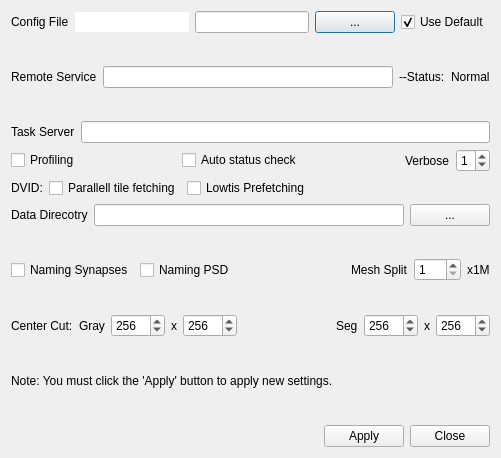
First picture: the form in neurolabi/gui/dialogs/flyemsettingdialog.ui, repository janelia-flyem/NeuTu, before the edit.
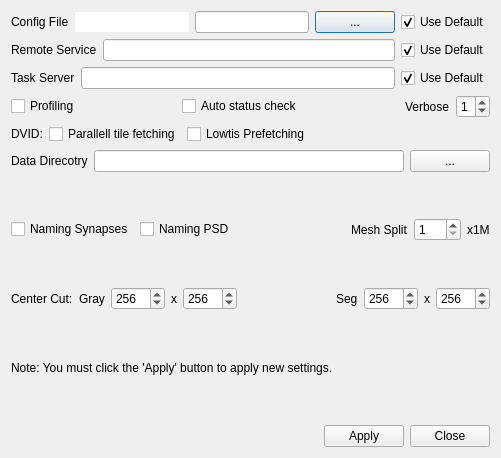
Second picture: the form after the edit.

What changed in the file:
```diff
--- a/neurolabi/gui/dialogs/flyemsettingdialog.ui
+++ b/neurolabi/gui/dialogs/flyemsettingdialog.ui
@@ -95,22 +95,14 @@
       </widget>
      </item>
      <item>
-      <layout class="QHBoxLayout" name="horizontalLayout">
-       <item>
-        <widget class="QLabel" name="label_3">
+      <widget class="QCheckBox" name="defaultServiceCheckBox">
          <property name="text">
-          <string>--Status:</string>
-         </property>
-        </widget>
-       </item>
-       <item>
-        <widget class="QLabel" name="statusLabel">
-         <property name="text">
-          <string>Normal</string>
-         </property>
-        </widget>
-       </item>
-      </layout>
+        <string>Use Default</string>
+       </property>
+       <property name="checked">
+        <bool>true</bool>
+       </property>
+      </widget>
      </item>
     </layout>
    </item>
@@ -126,6 +118,16 @@
      <item>
       <widget class="QLineEdit" name="taskServerLineEdit"/>
      </item>
+     <item>
+      <widget class="QCheckBox" name="defaultTaskServerCheckBox">
+       <property name="text">
+        <string>Use Default</string>
+       </property>
+       <property name="checked">
+        <bool>true</bool>
+       </property>
+      </widget>
+     </item>
     </layout>
    </item>
    <item>
```
Lines whose indentation alone changed are shown as unchanged.
